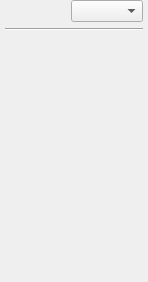
This is dev/Code/Sandbox/Editor/AzAssetBrowser/Preview/LegacyPreviewer.ui in aws/lumberyard as Qt 5 draws it before an edit. The edited form follows.
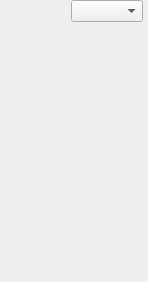
This is the edited form. Custom widgets are drawn as their Qt base class.

Diff of the .ui file:
```diff
--- a/dev/Code/Sandbox/Editor/AzAssetBrowser/Preview/LegacyPreviewer.ui
+++ b/dev/Code/Sandbox/Editor/AzAssetBrowser/Preview/LegacyPreviewer.ui
@@ -105,13 +105,6 @@
      </layout>
     </widget>
    </item>
-   <item>
-    <widget class="Line" name="m_line">
-     <property name="orientation">
-      <enum>Qt::Horizontal</enum>
-     </property>
-    </widget>
-   </item>
    <item>
     <widget class="QLabel" name="m_fileInfoCtrl">
      <property name="sizePolicy">
```
